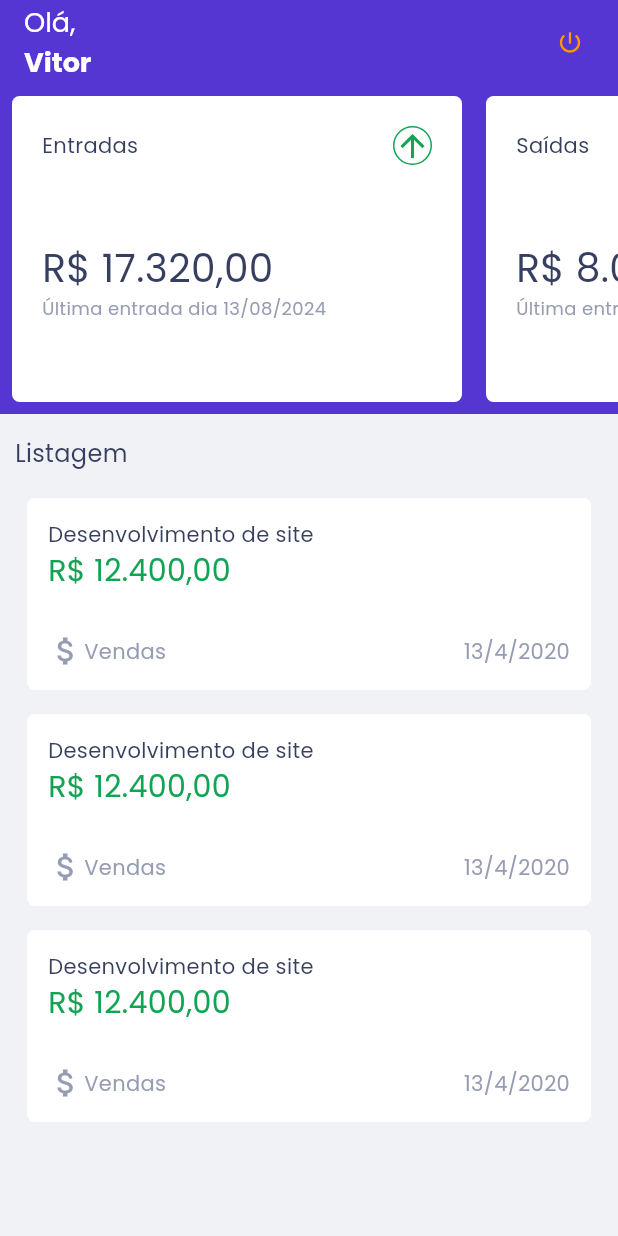
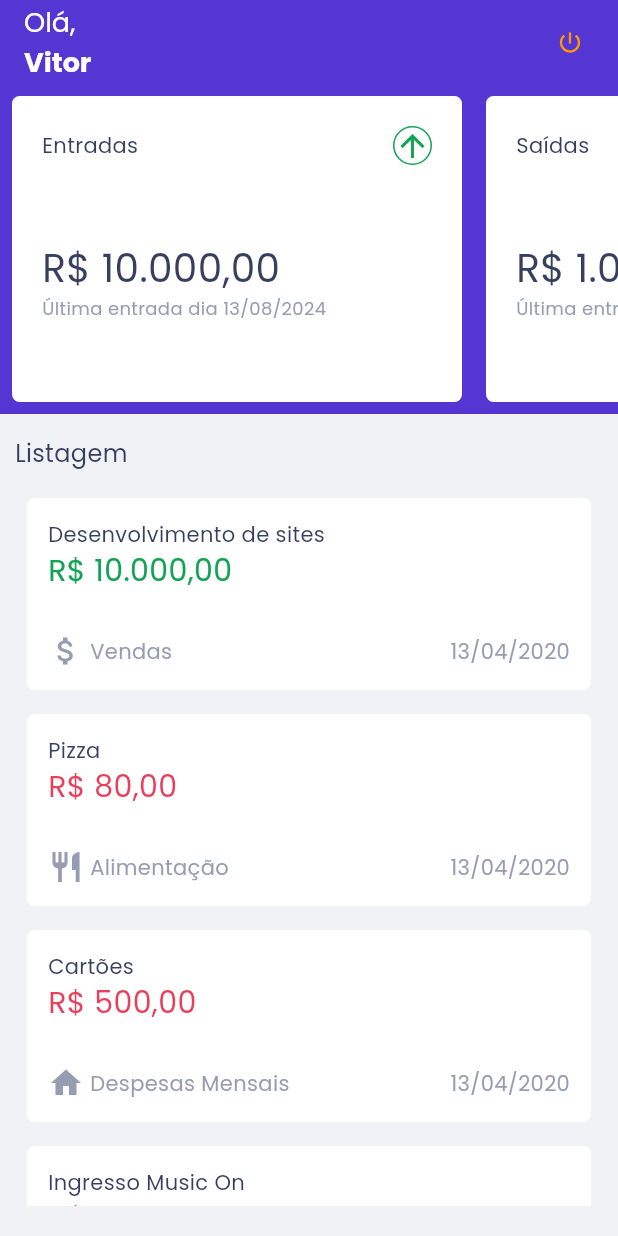
Before and after one commit to vcesardev/flutter_finances, a Flutter app: the screen it shows after launch, on a phone screen of 412 x 824 dp. Run offline on Flutter 3.47's test engine with Material 3 defaults, Android fonts, the phone set to English and light mode, and no system bars.

Commit message:
feat: implement dynamic data to homescreen

```diff
--- /dev/null
+++ b/lib/config/entries_collection.dart
@@ -0,0 +1,85 @@
+import 'package:flutter/material.dart';
+import 'package:flutter_finances/models/entry.dart';
+
+class EntryCollection {
+  final List<Entry> _entry = [
+    Entry(
+        title: "Desenvolvimento de sites",
+        value: 10000,
+        category: "Vendas",
+        date: "13/04/2020",
+        icon: Icons.attach_money,
+        type: "income"),
+    Entry(
+        title: "Pizza",
+        value: 80,
+        category: "Alimentação",
+        date: "13/04/2020",
+        icon: Icons.restaurant,
+        type: "outcome"),
+    Entry(
+        title: "Cartões",
+        value: 500,
+        category: "Despesas Mensais",
+        date: "13/04/2020",
+        icon: Icons.home,
+        type: "outcome"),
+    Entry(
+        title: "Ingresso Music On",
+        value: 120,
+        category: "Rolês",
+        date: "13/04/2020",
+        icon: Icons.celebration,
+        type: "outcome"),
+    Entry(
+        title: "Casaco",
+        value: 200,
+        category: "Roupas",
+        date: "13/04/2020",
+        icon: Icons.checkroom,
+        type: "outcome"),
+    Entry(
+        title: "Cimento Obra",
+        value: 150,
+        category: "Miscelânea",
+        date: "13/04/2020",
+        icon: Icons.shopping_cart,
+        type: "outcome"),
+  ];
+
+  List<Entry> get getEntries {
+    return _entry;
+  }
+
+  int getTotalIncomes() {
+    int value = 0;
+    _entry.forEach((item) {
+      if (item.type == 'income') {
+        value += item.value;
+      }
+    });
+
+    return value;
+  }
+
+  int getTotalOutcomes() {
+    int value = 0;
+    _entry.forEach((item) {
+      if (item.type == 'outcome') {
+        value += item.value;
+      }
+    });
+
+    return value;
+  }
+
+  int getTotalBalance() {
+    int value = 0;
+    int incomeValue = getTotalIncomes();
+    int outcomeValue = getTotalOutcomes();
+
+    value = incomeValue - outcomeValue;
+
+    return value;
+  }
+}
--- a/lib/config/month_data_collection.dart
+++ b/lib/config/month_data_collection.dart
@@ -1,10 +1,20 @@
+import 'package:flutter_finances/config/entries_collection.dart';
 import 'package:flutter_finances/models/month_data.dart';
 
 class MonthDataCollection {
   final List<MonthData> _monthData = [
-    MonthData(type: 'Entradas', value: 17320, date: "13/08/2024"),
-    MonthData(type: 'Saídas', value: 8000, date: "13/08/2024"),
-    MonthData(type: 'Total', value: 9320, date: "13/08/2024"),
+    MonthData(
+        type: 'Entradas',
+        value: EntryCollection().getTotalIncomes(),
+        date: "13/08/2024"),
+    MonthData(
+        type: 'Saídas',
+        value: EntryCollection().getTotalOutcomes(),
+        date: "13/08/2024"),
+    MonthData(
+        type: 'Total',
+        value: EntryCollection().getTotalBalance(),
+        date: "13/08/2024"),
   ];
 
   List<MonthData> get getMonthData {
--- /dev/null
+++ b/lib/models/entry.dart
@@ -0,0 +1,18 @@
+import 'package:flutter/material.dart';
+
+class Entry {
+  String title;
+  int value;
+  String category;
+  String date;
+  String type;
+  IconData icon;
+
+  Entry(
+      {required this.title,
+      required this.value,
+      required this.category,
+      required this.date,
+      required this.icon,
+      required this.type});
+}
--- a/lib/pages/Home/home.dart
+++ b/lib/pages/Home/home.dart
@@ -1,6 +1,7 @@
 import 'package:flutter/material.dart';
 import 'package:flutter/rendering.dart';
 import 'package:flutter_finances/config/colors.dart';
+import 'package:flutter_finances/config/entries_collection.dart';
 import 'package:flutter_finances/config/month_data_collection.dart';
 import 'package:flutter_finances/pages/Home/widgets/EntryListItem/entry_list_item.dart';
 import 'package:flutter_finances/pages/Home/widgets/MonthDataCard/month_data_card.dart';
@@ -50,9 +51,7 @@ class _HomeScreenState extends State<HomeScreen> {
                   return Padding(
                     padding: const EdgeInsets.all(8.0),
                     child: MonthDataCard(
-                      type: data.type,
-                      value: data.value,
-                      date: data.date,
+                      monthData: data,
                     ),
                   );
                 }).toList(), // Converte o resultado do map para uma lista de widgets
@@ -76,14 +75,16 @@ class _HomeScreenState extends State<HomeScreen> {
             Expanded(
               child: Padding(
                 padding: const EdgeInsets.fromLTRB(10, 0, 10, 20),
-                child: ListView.builder(
-                  itemCount: 3,
-                  itemBuilder: (context, index) {
+                child: ListView(
+                  key: UniqueKey(),
+                  children: EntryCollection().getEntries.map((item) {
                     return Padding(
                       padding: const EdgeInsets.all(8.0),
-                      child: EntryListItem(),
+                      child: EntryListItem(
+                        entry: item,
+                      ),
                     );
-                  },
+                  }).toList(),
                 ),
               ),
             ),
--- a/lib/pages/Home/widgets/EntryListItem/entry_list_item.dart
+++ b/lib/pages/Home/widgets/EntryListItem/entry_list_item.dart
@@ -1,8 +1,12 @@
 import 'package:flutter/material.dart';
 import 'package:flutter_finances/config/colors.dart';
+import 'package:flutter_finances/models/entry.dart';
+import 'package:flutter_finances/utils/masks.dart';
 
 class EntryListItem extends StatelessWidget {
-  const EntryListItem({super.key});
+  const EntryListItem({super.key, required this.entry});
+
+  final Entry entry;
 
   @override
   Widget build(BuildContext context) {
@@ -23,12 +27,16 @@ class EntryListItem extends StatelessWidget {
               crossAxisAlignment: CrossAxisAlignment.start,
               children: [
                 Text(
-                  "Desenvolvimento de site",
+                  entry.title,
                   style: TextStyle(fontSize: 14, color: CustomColors().title),
                 ),
                 Text(
-                  "R\$ 12.400,00",
-                  style: TextStyle(color: CustomColors().green, fontSize: 20),
+                  Masks().formatValueToCurrency(entry.value),
+                  style: TextStyle(
+                      color: entry.type == 'income'
+                          ? CustomColors().green
+                          : CustomColors().red,
+                      fontSize: 20),
                 ),
               ],
             ),
@@ -38,18 +46,21 @@ class EntryListItem extends StatelessWidget {
                 Row(
                   children: [
                     Icon(
-                      Icons.attach_money,
+                      entry.icon,
                       color: CustomColors().text,
                     ),
+                    SizedBox(
+                      width: 4,
+                    ),
                     Text(
-                      "Vendas",
+                      entry.category,
                       style:
                           TextStyle(color: CustomColors().text, fontSize: 14),
                     ),
                   ],
                 ),
                 Text(
-                  "13/4/2020",
+                  entry.date,
                   style: TextStyle(color: CustomColors().text, fontSize: 14),
                 ),
               ],
--- a/lib/pages/Home/widgets/MonthDataCard/month_data_card.dart
+++ b/lib/pages/Home/widgets/MonthDataCard/month_data_card.dart
@@ -1,15 +1,13 @@
 import 'package:flutter/material.dart';
 import 'package:flutter_finances/config/colors.dart';
 import 'package:flutter_finances/config/custom_month_colors_collection.dart';
+import 'package:flutter_finances/models/month_data.dart';
 import 'package:flutter_finances/utils/masks.dart';
 
 class MonthDataCard extends StatelessWidget {
-  const MonthDataCard(
-      {super.key, required this.type, required this.value, required this.date});
+  const MonthDataCard({super.key, required this.monthData});
 
-  final String type;
-  final int value;
-  final String date;
+  final MonthData monthData;
 
   @override
   Widget build(BuildContext context) {
@@ -29,11 +27,11 @@ class MonthDataCard extends StatelessWidget {
               mainAxisAlignment: MainAxisAlignment.spaceBetween,
               children: [
                 Text(
-                  type,
+                  monthData.type,
                   style: TextStyle(fontSize: 14, color: CustomColors().title),
                 ),
                 MonthIcon(
-                  type: type,
+                  type: monthData.type,
                 )
               ],
             ),
@@ -41,11 +39,11 @@ class MonthDataCard extends StatelessWidget {
               height: 50,
             ),
             Text(
-              Masks().formatValueToCurrency(value),
+              Masks().formatValueToCurrency(monthData.value),
               style: TextStyle(color: CustomColors().title, fontSize: 26),
             ),
             Text(
-              "Última entrada dia $date",
+              "Última entrada dia ${monthData.date}",
               style: TextStyle(color: CustomColors().text, fontSize: 12),
             ),
           ],
```
